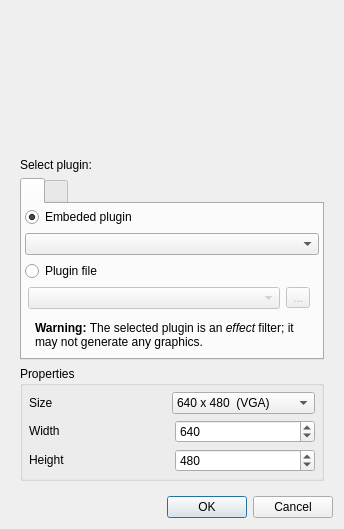
Old version of the form src/FFGLSourceCreationDialog.ui in the repository markus-wa/glmixer-mirror.
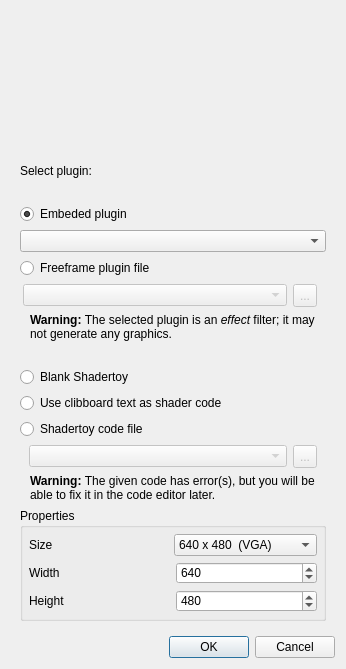
New version of the form. Icons and pictures are not drawn. Custom widgets are drawn as their Qt base class.

Commit message: Implemantation of SOURCE shadertoy Changed FFGLSourceCreationDialog to accept Shadertoy type Compilation of two libs for FFGL Fragment Code Plugin : effect and source plugins. Connection of GLSLCodeEditor to the pluginBrowsers through GLMixer instance.

Patch:
```diff
--- a/src/FFGLSourceCreationDialog.ui
+++ b/src/FFGLSourceCreationDialog.ui
@@ -6,8 +6,8 @@
    <rect>
     <x>0</x>
     <y>0</y>
-    <width>344</width>
-    <height>481</height>
+    <width>346</width>
+    <height>669</height>
    </rect>
   </property>
   <property name="windowTitle">
@@ -17,6 +17,12 @@
    <iconset resource="../icons.qrc">
     <normaloff>:/glmixer/icons/plugin-small.png</normaloff>:/glmixer/icons/plugin-small.png</iconset>
   </property>
+  <property name="styleSheet">
+   <string notr="true">QToolButton { 
+     min-height: 16px;
+     min-width: 16px;
+}</string>
+  </property>
   <layout class="QVBoxLayout" name="verticalLayout_3">
    <item>
     <widget class="SourceDisplayWidget" name="preview" native="true">
@@ -51,37 +57,18 @@
        </widget>
       </item>
       <item>
-       <widget class="QTabWidget" name="tabWidget">
-        <property name="enabled">
-         <bool>true</bool>
-        </property>
-        <property name="sizePolicy">
-         <sizepolicy hsizetype="Preferred" vsizetype="Fixed">
-          <horstretch>0</horstretch>
-          <verstretch>0</verstretch>
-         </sizepolicy>
-        </property>
-        <property name="currentIndex">
-         <number>0</number>
-        </property>
-        <property name="iconSize">
-         <size>
-          <width>120</width>
-          <height>20</height>
-         </size>
-        </property>
-        <widget class="QWidget" name="tabFreeframe">
-         <attribute name="icon">
-          <iconset resource="../icons.qrc">
-           <normaloff>:/glmixer/icons/freeframe.png</normaloff>:/glmixer/icons/freeframe.png</iconset>
-         </attribute>
-         <attribute name="title">
+       <widget class="QLabel" name="label_2">
+        <property name="text">
           <string/>
-         </attribute>
-         <layout class="QVBoxLayout" name="verticalLayout">
-          <property name="margin">
-           <number>3</number>
-          </property>
+        </property>
+        <property name="pixmap">
+         <pixmap resource="../icons.qrc">:/glmixer/icons/freeframe.png</pixmap>
+        </property>
+        <property name="scaledContents">
+         <bool>false</bool>
+        </property>
+       </widget>
+      </item>
           <item>
            <widget class="QRadioButton" name="freeframeEmbededPlugin">
             <property name="text">
@@ -122,7 +109,7 @@
           <item>
            <widget class="QRadioButton" name="freeframeFilePlugin">
             <property name="text">
-             <string>Plugin file</string>
+         <string>Freeframe plugin file</string>
             </property>
            </widget>
           </item>
@@ -211,17 +198,16 @@
             </property>
            </widget>
           </item>
-         </layout>
-        </widget>
-        <widget class="QWidget" name="tabShadertoy">
-         <attribute name="icon">
-          <iconset resource="../icons.qrc">
-           <normaloff>:/glmixer/icons/shadertoy_black.png</normaloff>:/glmixer/icons/shadertoy_black.png</iconset>
-         </attribute>
-         <attribute name="title">
+      <item>
+       <widget class="QLabel" name="label_4">
+        <property name="text">
           <string/>
-         </attribute>
-         <layout class="QVBoxLayout" name="verticalLayout_4">
+        </property>
+        <property name="pixmap">
+         <pixmap resource="../icons.qrc">:/glmixer/icons/shadertoy_black.png</pixmap>
+        </property>
+       </widget>
+      </item>
           <item>
            <widget class="QRadioButton" name="shadertoyGeneric">
             <property name="sizePolicy">
@@ -231,10 +217,10 @@
              </sizepolicy>
             </property>
             <property name="text">
-             <string>Default generic code</string>
+         <string>Blank Shadertoy</string>
             </property>
             <property name="checked">
-             <bool>true</bool>
+         <bool>false</bool>
             </property>
            </widget>
           </item>
@@ -260,7 +246,7 @@
              </sizepolicy>
             </property>
             <property name="text">
-             <string>Text file</string>
+         <string>Shadertoy code file</string>
             </property>
            </widget>
           </item>
@@ -346,10 +332,6 @@
             </property>
            </widget>
           </item>
-         </layout>
-        </widget>
-       </widget>
-      </item>
       <item>
        <widget class="QGroupBox" name="sizeGroupBox">
         <property name="sizePolicy">
```
Left out of the diff: 258 changed lines with no effect on the pictures. Lines whose indentation alone changed are shown as unchanged. The commit also changes 27 other files.
